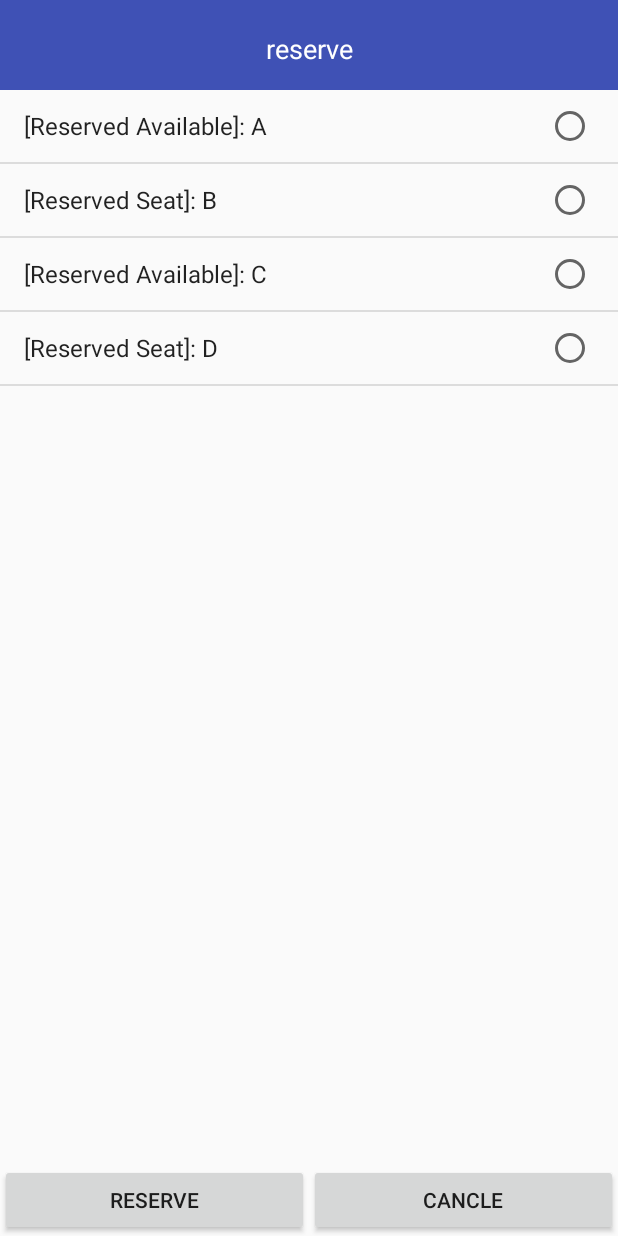
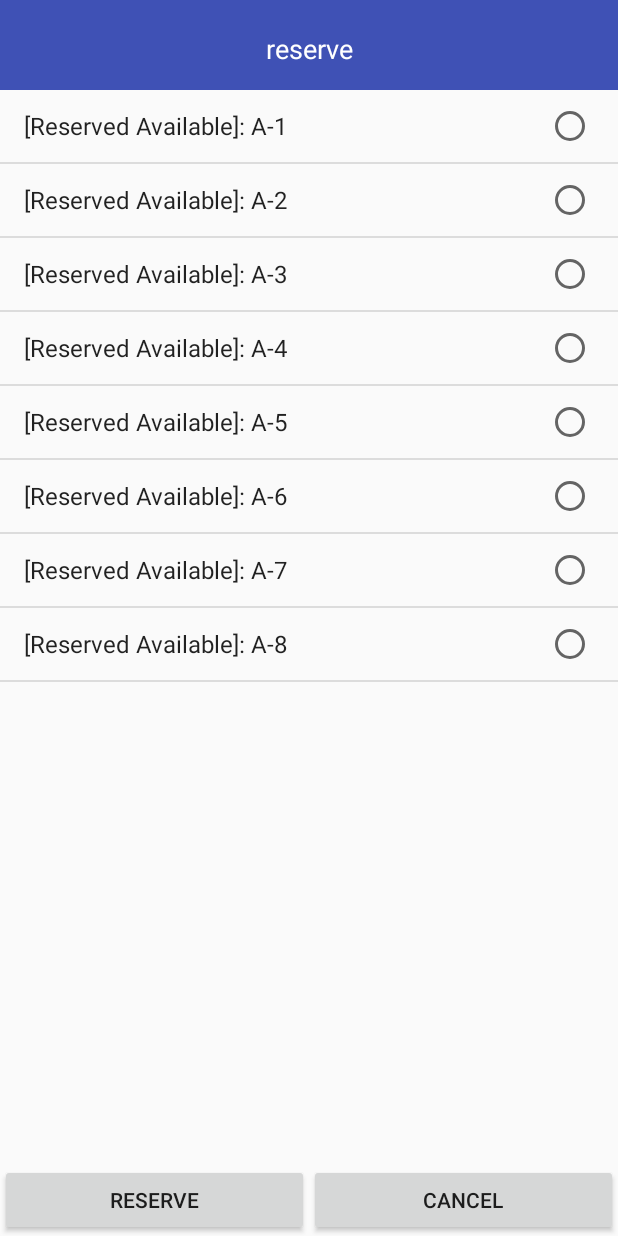
Before and after one commit to J911/mobile-library, an Android app: the Reserve screen opened directly, with no data from a screen before it, on a phone screen of 412 x 824 dp. Run offline under Robolectric (Android 15) with nearby library versions, the phone set to English and light mode, and no system bars.

Commit message:
feat: bind string xml

```diff
--- a/app/src/main/java/me/j911/term_project/mobile_library/helper/DBHelper.java
+++ b/app/src/main/java/me/j911/term_project/mobile_library/helper/DBHelper.java
@@ -15,13 +15,21 @@ public class DBHelper extends SQLiteOpenHelper {
     @Override
     public void onCreate(SQLiteDatabase db) {
         this.db = db;
+        initializeTables();
+    }
+
+    private void initializeTables() {
         db.execSQL("CREATE TABLE ACCOUNT (idx INTEGER PRIMARY KEY AUTOINCREMENT, id INTEGER, name TEXT, password TEXT);");
         db.execSQL("CREATE TABLE REQUEST (idx INTEGER PRIMARY KEY AUTOINCREMENT, account_id INTEGER, title TEXT, contents TEXT, likes INTEGER DEFAULT 0);");
         db.execSQL("CREATE TABLE RESERVE (idx INTEGER PRIMARY KEY AUTOINCREMENT, seat_id TEXT, account_id INTEGER, reserved TINYINT(1) DEFAULT 0);");
-        db.execSQL("INSERT INTO RESERVE (seat_id, account_id) VALUES('A', 20152080)");
-        db.execSQL("INSERT INTO RESERVE (seat_id, account_id, reserved) VALUES('B', 20152080, 1)");
-        db.execSQL("INSERT INTO RESERVE (seat_id, account_id) VALUES('C', 20152080)");
-        db.execSQL("INSERT INTO RESERVE (seat_id, account_id, reserved) VALUES('D', 20152080, 1)");
+        db.execSQL("INSERT INTO RESERVE (seat_id, account_id) VALUES('A-1', '')");
+        db.execSQL("INSERT INTO RESERVE (seat_id, account_id) VALUES('A-2', '')");
+        db.execSQL("INSERT INTO RESERVE (seat_id, account_id) VALUES('A-3', '')");
+        db.execSQL("INSERT INTO RESERVE (seat_id, account_id) VALUES('A-4', '')");
+        db.execSQL("INSERT INTO RESERVE (seat_id, account_id) VALUES('A-5', '')");
+        db.execSQL("INSERT INTO RESERVE (seat_id, account_id) VALUES('A-6', '')");
+        db.execSQL("INSERT INTO RESERVE (seat_id, account_id) VALUES('A-7', '')");
+        db.execSQL("INSERT INTO RESERVE (seat_id, account_id) VALUES('A-8', '')");
     }
 
     @Override
--- a/app/src/main/res/layout/reservescreen.xml
+++ b/app/src/main/res/layout/reservescreen.xml
@@ -47,7 +47,7 @@
             android:layout_width="wrap_content"
             android:layout_height="wrap_content"
             android:layout_weight="1"
-            android:text="@string/cancle"
+            android:text="@string/cancel"
             android:onClick="reserveAction" />
 
     </LinearLayout>
--- a/app/src/main/res/layout/signupscreen.xml
+++ b/app/src/main/res/layout/signupscreen.xml
@@ -60,7 +60,7 @@ tools:context=".SignUp">
         android:background="#363636"
         android:layout_marginTop="10dp"
         android:textColor="#fff"
-        android:text="@string/cancle" />
+        android:text="@string/cancel" />
 
 </LinearLayout>
 </LinearLayout>
--- a/app/src/main/res/values/strings.xml
+++ b/app/src/main/res/values/strings.xml
@@ -7,7 +7,7 @@
     <string name="signin">signin</string>
     <string name="signup">signup</string>
     <string name="signout">signout</string>
-    <string name="cancle">cancle</string>
+    <string name="cancel">cancel</string>
     <string name="reserve">reserve</string>
     <string name="request">request</string>
     <string name="session">Session</string>
@@ -22,4 +22,9 @@
     <string name="bad_inputs">bad inputs</string>
     <string name="reserved_seat">Reserved Seat</string>
     <string name="reserved_available">Reserved Available</string>
+    <string name="empty_seat_msg">Empty seat</string>
+    <string name="no_permission_msg">No permission</string>
+    <string name="cancel_reservation_msg">canceled reservation</string>
+    <string name="reserved_msg">Already reserved</string>
+    <string name="reserve_msg">reserved seat</string>
 </resources>
```
Also changed, not shown: app/src/main/java/me/j911/term_project/mobile_library/Reserve.java (+5 -5 lines), 1 other file.
